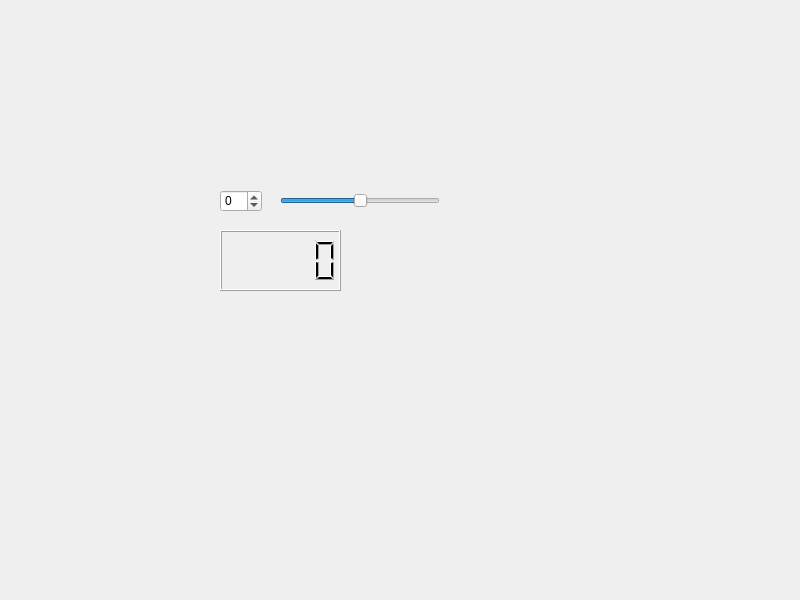
Old version of the form widget.ui in the repository kem1005/spinbox.
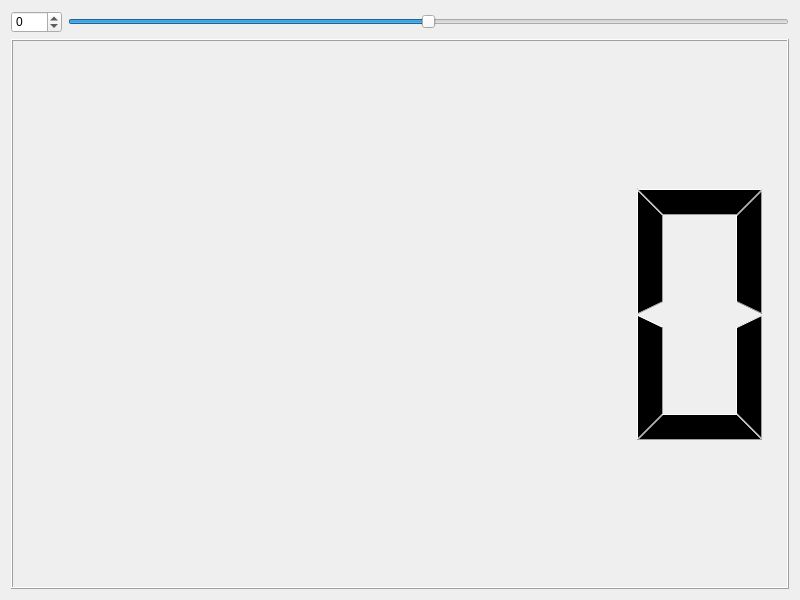
New version of the form.

Commit message: Project completed

```diff
--- a/widget.ui
+++ b/widget.ui
@@ -13,15 +13,11 @@
   <property name="windowTitle">
    <string>Widget</string>
   </property>
+  <layout class="QVBoxLayout" name="verticalLayout_3">
+   <item>
+    <layout class="QHBoxLayout" name="horizontalLayout_3">
+     <item>
   <widget class="QSpinBox" name="spinBox">
-   <property name="geometry">
-    <rect>
-     <x>220</x>
-     <y>190</y>
-     <width>42</width>
-     <height>22</height>
-    </rect>
-   </property>
    <property name="minimumSize">
     <size>
      <width>42</width>
@@ -35,15 +31,9 @@
     <number>100</number>
    </property>
   </widget>
+     </item>
+     <item>
   <widget class="QSlider" name="horizontalSlider">
-   <property name="geometry">
-    <rect>
-     <x>280</x>
-     <y>190</y>
-     <width>160</width>
-     <height>22</height>
-    </rect>
-   </property>
    <property name="minimum">
     <number>-100</number>
    </property>
@@ -54,16 +44,13 @@
     <enum>Qt::Orientation::Horizontal</enum>
    </property>
   </widget>
-  <widget class="QLCDNumber" name="lcdNumber">
-   <property name="geometry">
-    <rect>
-     <x>220</x>
-     <y>230</y>
-     <width>121</width>
-     <height>61</height>
-    </rect>
-   </property>
-  </widget>
+     </item>
+    </layout>
+   </item>
+   <item>
+    <widget class="QLCDNumber" name="lcdNumber"/>
+   </item>
+  </layout>
  </widget>
  <resources/>
  <connections>
```
Lines whose indentation alone changed are shown as unchanged.
